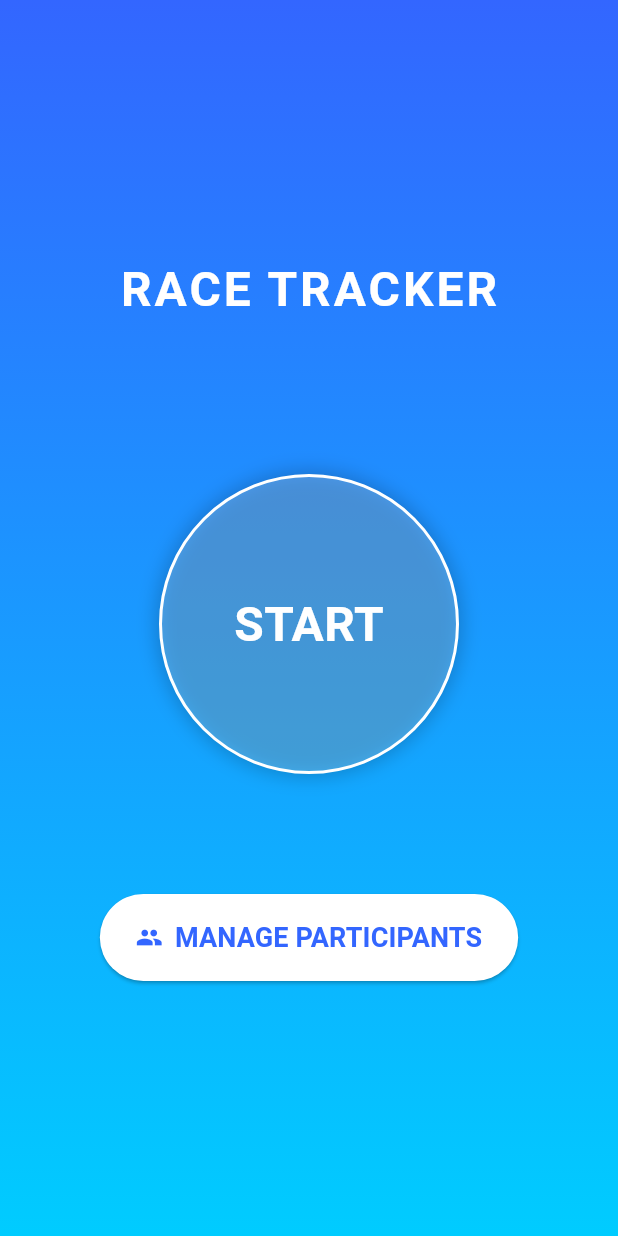
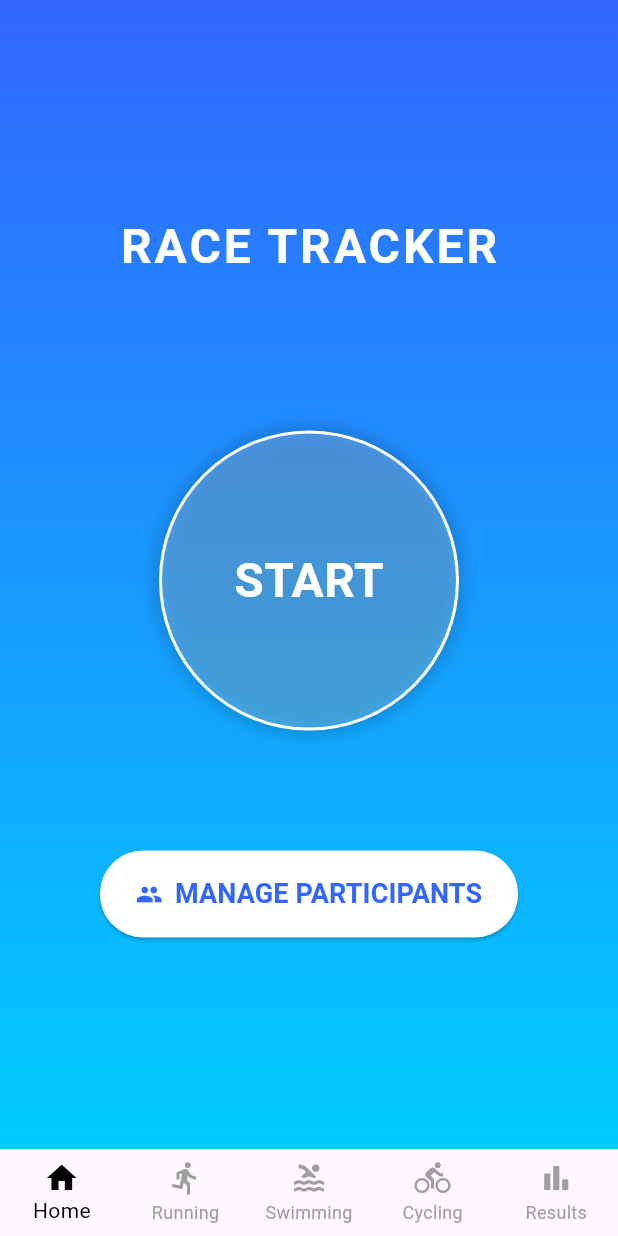
Before and after one commit to Soksan369/flutter_race_tracking_group16, a Flutter app: the screen it shows after launch, on a phone screen of 412 x 824 dp. Run offline on Flutter 3.47's test engine with Material 3 defaults, Android fonts, the light colour scheme and no system bars; our stand-ins replace firebase_core, firebase_database; accounts and stored records are empty.

Commit message:
feat: Refactor time handling and navigation in race tracking app
- Updated time parsing and formatting to consistently use milliseconds across the application.
- Introduced TimeUtils for standardized duration handling.
- Enhanced Result and SegmentTime models to support new time formats.
- Improved TimerRepository to calculate segment durations based on previous splits.
- Added reset functionality for race data and participant segments.
- Implemented RaceNavigationBar for improved navigation between screens.
- Refactored HomeScreen and ResultScreen to integrate new navigation and reset logic.
- Updated Firebase interactions to ensure correct time storage and retrieval.
- Added utility functions for formatting segment durations.
- Updated Gradle configuration for Android project structure.

```diff
--- a/lib/data/models/result.dart
+++ b/lib/data/models/result.dart
@@ -1,3 +1,5 @@
+import '../../utils/time_utils.dart';
+
 class Result {
   final String participantId;
   final int bib;
@@ -23,9 +25,7 @@ class Result {
     Duration? parse(String key) {
       final value = json[key];
       if (value == null) return null;
-      // Handle both int and double values
-      if (value is num) return Duration(seconds: value.toInt());
-      return null;
+      return TimeUtils.standardizeDuration(value);
     }
 
     return Result(
@@ -44,10 +44,13 @@ class Result {
         'participantId': participantId,
         'bib': bib,
         'name': name,
-        'runTime': runTime?.inSeconds,
-        'swimTime': swimTime?.inSeconds,
-        'cycleTime': cycleTime?.inSeconds,
-        'totalTime': totalTime?.inSeconds,
+        'runTime': runTime != null ? TimeUtils.toMilliseconds(runTime!) : null,
+        'swimTime':
+            swimTime != null ? TimeUtils.toMilliseconds(swimTime!) : null,
+        'cycleTime':
+            cycleTime != null ? TimeUtils.toMilliseconds(cycleTime!) : null,
+        'totalTime':
+            totalTime != null ? TimeUtils.toMilliseconds(totalTime!) : null,
         'rank': rank,
       };
 }
--- a/lib/data/models/segment_time.dart
+++ b/lib/data/models/segment_time.dart
@@ -19,7 +19,7 @@ class SegmentTime {
         participantId: json['participantId'],
         segment: Segment.values
             .firstWhere((e) => e.toString().split('.').last == json['segment']),
-        time: Duration(seconds: json['time']),
+        time: Duration(milliseconds: json['time']), // <-- use milliseconds
         recordedAt: DateTime.parse(json['recordedAt']),
       );
     } catch (e) {
@@ -30,7 +30,7 @@ class SegmentTime {
   Map<String, dynamic> toJson() => {
         'participantId': participantId,
         'segment': segment.toString().split('.').last,
-        'time': time.inSeconds,
+        'time': time.inMilliseconds, // <-- store as milliseconds
         'recordedAt': recordedAt.toIso8601String(),
       };
 
--- a/lib/presentation/pages/race_tracking/track_cycling_screen.dart
+++ b/lib/presentation/pages/race_tracking/track_cycling_screen.dart
@@ -1,5 +1,6 @@
 import 'package:flutter/material.dart';
 import '../../../data/models/segment_time.dart';
+import '../../../services/navigation_service.dart';
 import 'base_track_screen.dart';
 
 class TrackCyclingScreen extends StatefulWidget {
--- a/lib/presentation/widgets/race_navigation_bar.dart
+++ b/lib/presentation/widgets/race_navigation_bar.dart
@@ -1,7 +1,7 @@
 // ignore_for_file: unused_import
 
 import 'package:flutter/material.dart';
-import '../../../data/models/segment_time.dart';
+import '../../services/navigation_service.dart';
 
 class RaceNavigationBar extends StatelessWidget {
   final int currentIndex;
@@ -17,16 +17,24 @@ class RaceNavigationBar extends StatelessWidget {
   Widget build(BuildContext context) {
     return BottomNavigationBar(
       currentIndex: currentIndex,
-      onTap: onTap,
+      onTap: (index) {
+        final route = NavigationService.getRouteForIndex(index);
+        if (route != null && ModalRoute.of(context)?.settings.name != route) {
+          Navigator.pushNamedAndRemoveUntil(context, route, (route) => false);
+        }
+      },
       type: BottomNavigationBarType.fixed,
       selectedItemColor: Colors.black,
       unselectedItemColor: Colors.grey,
       showUnselectedLabels: true,
       items: const [
-        BottomNavigationBarItem( icon: Icon(Icons.directions_run), label: 'Running',),
-        BottomNavigationBarItem( icon: Icon(Icons.pool), label: 'Swimming', ),
-        BottomNavigationBarItem( icon: Icon(Icons.directions_bike), label: 'Cycling', ),
-        BottomNavigationBarItem( icon: Icon(Icons.bar_chart), label: 'Results', ),
+        BottomNavigationBarItem(icon: Icon(Icons.home), label: 'Home'),
+        BottomNavigationBarItem(
+            icon: Icon(Icons.directions_run), label: 'Running'),
+        BottomNavigationBarItem(icon: Icon(Icons.pool), label: 'Swimming'),
+        BottomNavigationBarItem(
+            icon: Icon(Icons.directions_bike), label: 'Cycling'),
+        BottomNavigationBarItem(icon: Icon(Icons.bar_chart), label: 'Results'),
       ],
     );
   }
--- a/lib/providers/participant_provider.dart
+++ b/lib/providers/participant_provider.dart
@@ -82,8 +82,10 @@ class ParticipantProvider with ChangeNotifier {
     }
   }
 
+  // Make sure this method only filters for display and doesn't modify participant data
   List<Participant> getFilteredParticipants(String query) {
-    if (query.isEmpty) return _participants;
+    if (query.isEmpty)
+      return List.from(_participants); // Return a copy, not the original
 
     final lowercaseQuery = query.toLowerCase();
     return _participants
--- a/lib/services/navigation_service.dart
+++ b/lib/services/navigation_service.dart
@@ -6,28 +6,30 @@ class NavigationService {
   static int getNavigationIndex(Segment segment) {
     switch (segment) {
       case Segment.run:
-        return 0;
+        return 1; // Updated index for Running
       case Segment.swim:
-        return 1;
+        return 2; // Updated index for Swimming
       case Segment.cycle:
-        return 2;
+        return 3; // Updated index for Cycling
       default:
-        return 0;
+        return 0; // Default to Home
     }
   }
 
   static String getRouteForIndex(int index) {
     switch (index) {
       case 0:
-        return '/running';
+        return '/'; // Home
       case 1:
-        return '/swimming';
+        return '/running'; // Running
       case 2:
-        return '/cycling';
+        return '/swimming'; // Swimming
       case 3:
-        return '/result';
+        return '/cycling'; // Cycling
+      case 4:
+        return '/result'; // Results
       default:
-        return '/';
+        return '/'; // Default to Home
     }
   }
 
```
Also changed, not shown: lib/data/repositories/timer_repository.dart (+47 -4 lines), lib/data/services/segment_time_service.dart (+7 -3 lines), lib/presentation/pages/home/home_screen.dart (+62 -7 lines), lib/presentation/pages/race_results/result_screen.dart (+21 -4 lines), lib/presentation/pages/race_tracking/base_track_screen.dart (+5 -6 lines), lib/presentation/widgets/timer_display.dart (+5 -2 lines), lib/providers/race_timer_provider.dart (+57 -1 lines), lib/providers/result_provider.dart (+17 -14 lines), lib/utils/formatters.dart (+22 -7 lines), lib/utils/segment_formatters.dart (added, +15 -0 lines), lib/utils/time_utils.dart (+19 -3 lines), 8 other files.
